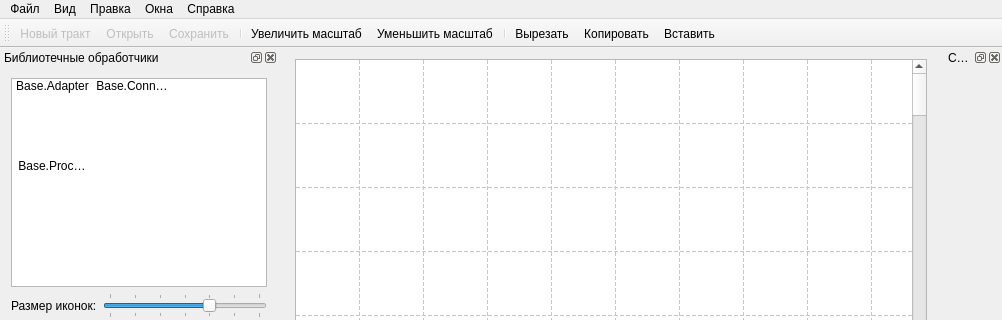
Qt form mainwindow.ui (k06a/RitM) before a commit; both pictures show x 0 to 1002 and y 0 to 320 of the 1002 by 637 pixel window.
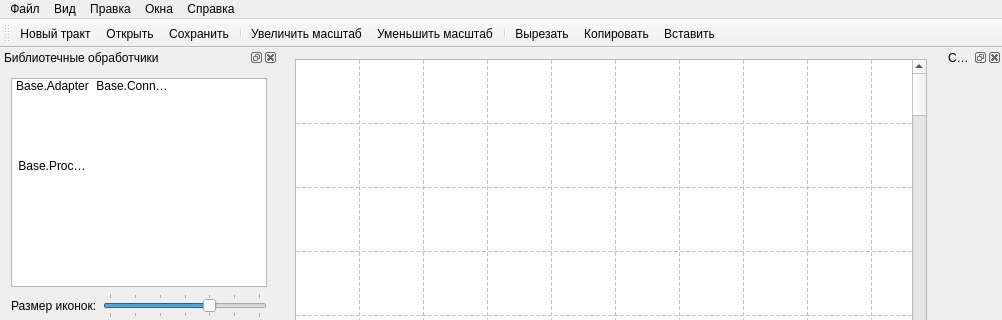
The same form after that commit. Icons and pictures are not drawn. Custom widgets are drawn as their Qt base class.

What changed in the file:
```diff
--- a/mainwindow.ui
+++ b/mainwindow.ui
@@ -662,9 +662,6 @@
    </widget>
   </widget>
   <action name="action_open">
-   <property name="enabled">
-    <bool>false</bool>
-   </property>
    <property name="icon">
     <iconset resource="res.qrc">
      <normaloff>:/images/fileopen.png</normaloff>:/images/fileopen.png</iconset>
@@ -680,9 +677,6 @@
    </property>
   </action>
   <action name="action_save">
-   <property name="enabled">
-    <bool>false</bool>
-   </property>
    <property name="icon">
     <iconset resource="res.qrc">
      <normaloff>:/images/filesave.png</normaloff>:/images/filesave.png</iconset>
@@ -746,9 +740,6 @@
    </property>
   </action>
   <action name="action_cut">
-   <property name="enabled">
-    <bool>true</bool>
-   </property>
    <property name="icon">
     <iconset resource="res.qrc">
      <normaloff>:/images/editcut.png</normaloff>:/images/editcut.png</iconset>
@@ -761,9 +752,6 @@
    </property>
   </action>
   <action name="action_paste">
-   <property name="enabled">
-    <bool>true</bool>
-   </property>
    <property name="icon">
     <iconset resource="res.qrc">
      <normaloff>:/images/editpaste.png</normaloff>:/images/editpaste.png</iconset>
@@ -776,9 +764,6 @@
    </property>
   </action>
   <action name="action_copy">
-   <property name="enabled">
-    <bool>true</bool>
-   </property>
    <property name="icon">
     <iconset resource="res.qrc">
      <normaloff>:/images/editcopy.png</normaloff>:/images/editcopy.png</iconset>
@@ -815,9 +800,6 @@
    </property>
   </action>
   <action name="action_new">
-   <property name="enabled">
-    <bool>false</bool>
-   </property>
    <property name="icon">
     <iconset resource="res.qrc">
      <normaloff>:/images/filenew.png</normaloff>:/images/filenew.png</iconset>
```
Left out of the diff: 5 changed lines with no effect on the pictures.
